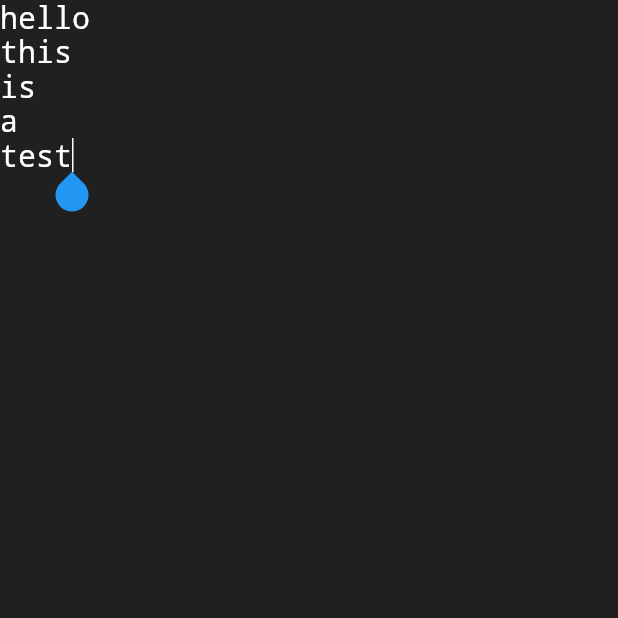
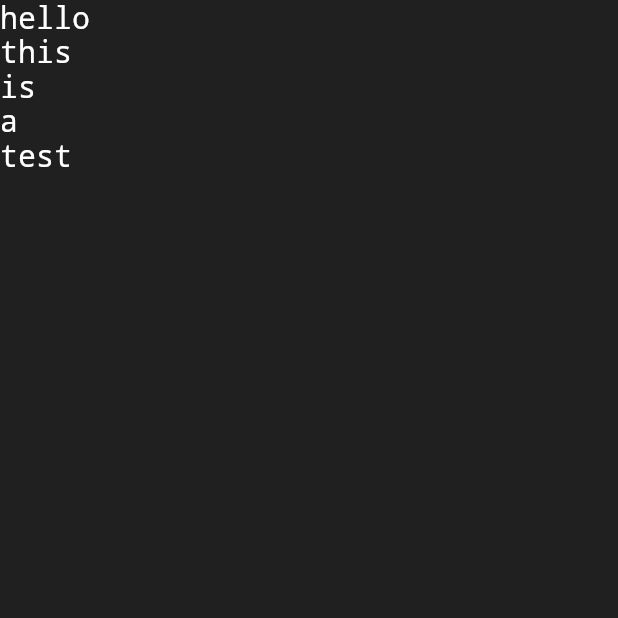
Before and after one commit to Amplus2/flutter-sucks-for-text-editors, a Flutter app: the screen it shows after launch, on a phone screen of 412 x 824 dp, the top half of it. Run offline on Flutter 3.47's test engine with Material 2 defaults, Android fonts, the phone set to English and light mode, and no system bars; our stand-ins replace args.

Commit message:
basic modes

```diff
--- a/lib/main.dart
+++ b/lib/main.dart
@@ -1,4 +1,5 @@
 import 'package:adscriptum/buffer.dart';
+import 'package:adscriptum/mode.dart';
 import 'package:args/args.dart';
 import 'package:flutter/material.dart';
 import 'package:adscriptum/config.dart' as Config;
@@ -30,6 +31,7 @@ class _ScriptPageState extends State<ScriptPage> {
   List<Buffer> _buffers = [
     Buffer('hello\nthis\nis\na\ntest'),
   ];
+  Mode _mode = Mode.normal;
   TextEditingController _controller;
 
   @override
@@ -43,18 +45,19 @@ class _ScriptPageState extends State<ScriptPage> {
     //TODO: implement basic editing
     return Scaffold(
       backgroundColor: Color(Config.backgroundColor),
-      body: TextField(
+      body: Expanded(
+        child: Column(
+          children: [
+            TextField(
               autofocus: true,
               maxLines: null,
               controller: _controller,
               cursorColor: Color(Config.foregroundColor),
               autocorrect: false,
-        //TODO: switch between insert/normal mode
-        cursorWidth: 1,
+              cursorWidth: _mode == Mode.insert ? 1 : Config.fontSize,
               decoration: null,
               expands: true,
-        //TODO: make this switch between modes
-        readOnly: false,
+              readOnly: _mode != Mode.insert,
               style: TextStyle(
                 fontFamily: Config.fonts.first,
                 fontFamilyFallback: Config.fonts,
@@ -63,6 +66,9 @@ class _ScriptPageState extends State<ScriptPage> {
                 decorationColor: Color(Config.foregroundColor),
               ),
             ),
+          ],
+        ),
+      ),
     );
   }
 }
--- /dev/null
+++ b/lib/mode.dart
@@ -0,0 +1,5 @@
+enum Mode {
+  normal,
+  insert,
+  visual,
+}
```
Also changed, not shown: pubspec.lock. Lines whose indentation alone changed are shown as unchanged.
